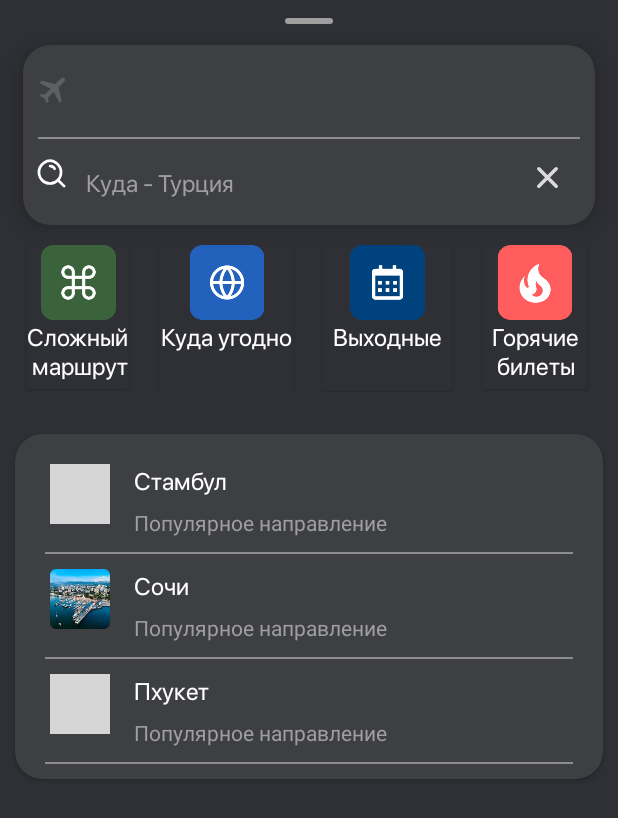
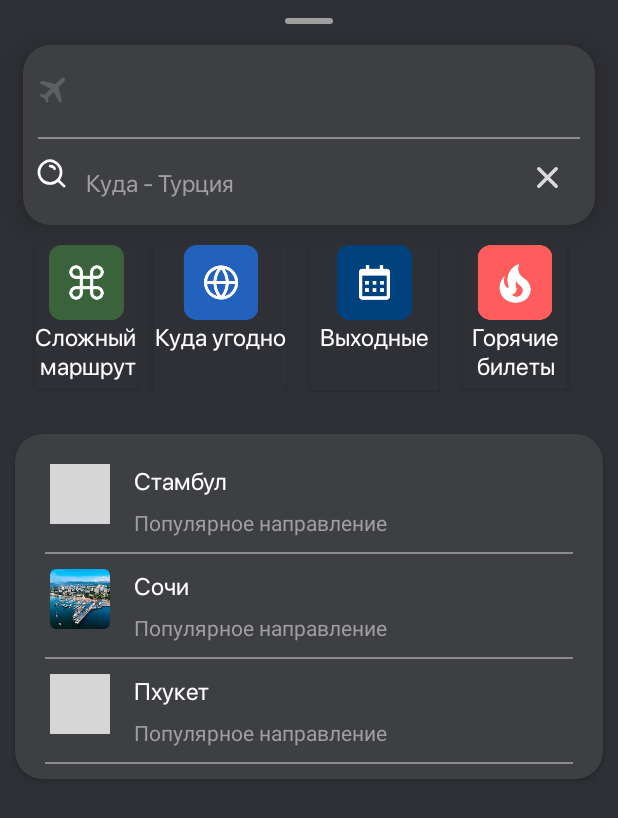
Before and after one commit to xdrenn/EffectiveMobileTest, an Android app: the SearchFragment screen opened through its navigation route, on a phone screen of 412 x 824 dp. Shown: the top 818 px of the screen. Run offline under Robolectric (Android 15) with nearby library versions, the phone set to English and light mode, and no system bars; our stand-ins replace Dagger/Hilt's generated code, navigation-ui; libraries missing offline, so code that uses them is left out: com.hannesdorfmann.adapterdelegates4; 3 statements that could not run were skipped; grey boxes are pictures that could not be loaded.

Commit message:
Minor changes

```diff
--- a/app/build.gradle.kts
+++ b/app/build.gradle.kts
@@ -62,6 +62,8 @@ dependencies {
 
     //dagger
     implementation(libs.hilt.android)
+    implementation(libs.androidx.room.common)
+    implementation(libs.androidx.room.ktx)
     kapt(libs.hilt.compiler)
 
     testImplementation(libs.junit)
--- a/app/src/main/java/com/example/effectivemobiletest/presentation/ui/tickets/TicketsFragment.kt
+++ b/app/src/main/java/com/example/effectivemobiletest/presentation/ui/tickets/TicketsFragment.kt
@@ -7,7 +7,9 @@ import android.view.View
 import android.view.ViewGroup
 import androidx.fragment.app.viewModels
 import androidx.lifecycle.lifecycleScope
+import androidx.navigation.fragment.findNavController
 import androidx.recyclerview.widget.LinearLayoutManager
+import com.example.effectivemobiletest.R
 import com.example.effectivemobiletest.data.model.TicketsDTO
 import com.example.effectivemobiletest.data.model.TicketsOffersDTO
 import com.example.effectivemobiletest.databinding.FragmentTicketsBinding
@@ -40,6 +42,10 @@ class TicketsFragment : Fragment() {
         viewModel.setFlightRoute(arguments?.getString("flight") ?: "")
         viewModel.setFlightDate(arguments?.getString("flightDate") ?: "")
 
+        binding.ticketsBackBtn.setOnClickListener {
+            findNavController().navigate(R.id.action_ticketsFragment_to_selectedCityFragment)
+        }
+
         initAdapter()
         initFlightInfo()
     }
--- a/app/src/main/res/layout/fragment_search.xml
+++ b/app/src/main/res/layout/fragment_search.xml
@@ -30,8 +30,8 @@
             android:id="@+id/cardView2"
             android:layout_width="wrap_content"
             android:layout_height="wrap_content"
-            android:layout_marginStart="10dp"
-            android:layout_marginEnd="10dp"
+            android:layout_marginStart="15dp"
+            android:layout_marginEnd="5dp"
             android:backgroundTint="@color/dark_gray"
             app:layout_constraintStart_toStartOf="parent"
             app:layout_constraintTop_toBottomOf="@+id/cardView">
@@ -65,7 +65,7 @@
         <androidx.cardview.widget.CardView
             android:layout_width="wrap_content"
             android:layout_height="wrap_content"
-            android:layout_marginStart="10dp"
+            android:layout_marginStart="5dp"
             android:layout_marginEnd="10dp"
             android:backgroundTint="@color/dark_gray"
             app:layout_constraintEnd_toEndOf="parent"
@@ -103,7 +103,7 @@
         <androidx.cardview.widget.CardView
             android:layout_width="wrap_content"
             android:layout_height="wrap_content"
-            android:layout_marginStart="10dp"
+            android:layout_marginStart="5dp"
             android:layout_marginEnd="10dp"
             android:backgroundTint="@color/dark_gray"
             app:layout_constraintStart_toStartOf="parent"
@@ -140,7 +140,7 @@
         <androidx.cardview.widget.CardView
             android:layout_width="70dp"
             android:layout_height="wrap_content"
-            android:layout_marginStart="10dp"
+            android:layout_marginStart="5dp"
             android:layout_marginEnd="10dp"
             android:backgroundTint="@color/dark_gray"
             app:layout_constraintStart_toStartOf="parent"
--- a/app/src/main/res/navigation/mobile_navigation.xml
+++ b/app/src/main/res/navigation/mobile_navigation.xml
@@ -43,6 +43,10 @@
         android:id="@+id/ticketsFragment"
         android:name="com.example.effectivemobiletest.presentation.ui.tickets.TicketsFragment"
         android:label="fragment_tickets"
-        tools:layout="@layout/fragment_tickets" />
+        tools:layout="@layout/fragment_tickets" >
+        <action
+            android:id="@+id/action_ticketsFragment_to_selectedCityFragment"
+            app:destination="@id/selectedCityFragment" />
+    </fragment>
 
 </navigation>
--- a/gradle/libs.versions.toml
+++ b/gradle/libs.versions.toml
@@ -17,6 +17,8 @@ navigationUiKtx = "2.7.7"
 adapterDelegates = "4.3.2"
 retrofit2 = "2.11.0"
 kapt = "2.0.0"
+roomCommon = "2.6.1"
+roomKtx = "2.6.1"
 
 [libraries]
 androidx-core-ktx = { group = "androidx.core", name = "core-ktx", version.ref = "coreKtx" }
@@ -36,6 +38,8 @@ androidx-navigation-fragment-ktx = { group = "androidx.navigation", name = "navi
 androidx-navigation-ui-ktx = { group = "androidx.navigation", name = "navigation-ui-ktx", version.ref = "navigationUiKtx" }
 adapter-delegates = { group = "com.hannesdorfmann", name = "adapterdelegates4-kotlin-dsl-viewbinding", version.ref="adapterDelegates"}
 retrofit = { group = "com.squareup.retrofit2", name = "retrofit", version.ref = "retrofit2"}
+androidx-room-common = { group = "androidx.room", name = "room-common", version.ref = "roomCommon" }
+androidx-room-ktx = { group = "androidx.room", name = "room-ktx", version.ref = "roomKtx" }
 
 [plugins]
 android-application = { id = "com.android.application", version.ref = "agp" }
```
Also changed, not shown: app/src/main/res/layout/fragment_selected_city.xml (+5 -5 lines).
